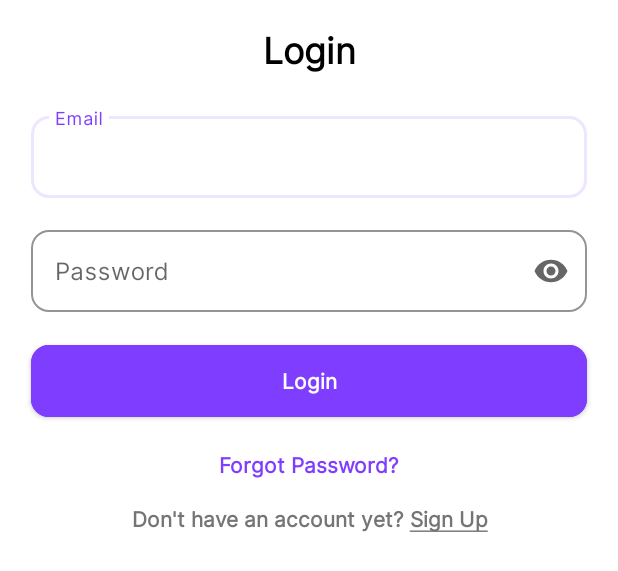
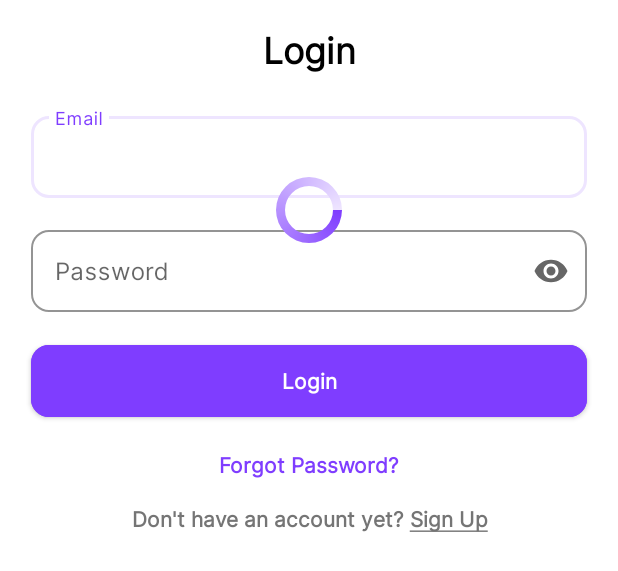
Before and after one commit to LukaszGalinski/Fluffy, an Android app: the layout login_screen_fragment.xml on its own in the app's theme, with its tools: preview values and no code run, on a phone screen of 412 x 824 dp. Shown: the top 571 px of the screen. Run offline under Robolectric (Android 15) with nearby library versions, the phone set to English and light mode, and no system bars.

Commit message:
Add progress bar. Add loading state reaction

```diff
--- a/app/src/main/java/com/lukasz/galinski/fluffy/common/FormValidator.kt
+++ b/app/src/main/java/com/lukasz/galinski/fluffy/common/FormValidationRules.kt
@@ -2,7 +2,7 @@ package com.lukasz.galinski.fluffy.common
 
 import java.util.regex.Pattern
 
-object FormValidator {
+object FormValidationRules {
     private const val PASSWORD_LENGTH = 6
     private const val SPECIAL_CHARACTER_REGEX = "[^[a-z0-9A-Z]]"
     private const val DIGIT_REGEX = "\\d+"
--- a/app/src/main/java/com/lukasz/galinski/fluffy/common/FieldsValidation.kt
+++ b/app/src/main/java/com/lukasz/galinski/fluffy/common/RegisterFormValidation.kt
@@ -41,7 +41,7 @@ class FieldsValidation(
             }
 
             R.id.et_login -> {
-                if (FormValidator.validationEmail(s)) {
+                if (FormValidationRules.validationEmail(s)) {
                     setInputPositive(EMAIL)
                 } else {
                     setInputNegative(EMAIL)
@@ -51,7 +51,7 @@ class FieldsValidation(
                 }
             }
             R.id.et_password -> {
-                if (FormValidator.passwordValidation(s.toString())) {
+                if (FormValidationRules.passwordValidation(s.toString())) {
                     setInputPositive(PASSWORD)
                 } else {
                     setInputNegative(PASSWORD)
@@ -69,7 +69,7 @@ class FieldsValidation(
     }
 
     private fun setInputNegative(inputLabel: String) {
-        textInputLayout.error = et.context.getString(R.string.register_error)
+        textInputLayout.error = et.context.getString(R.string.email_occupied)
         correctFields[inputLabel] = false
     }
 
--- a/app/src/main/java/com/lukasz/galinski/fluffy/repository/database/DatabaseDao.kt
+++ b/app/src/main/java/com/lukasz/galinski/fluffy/repository/database/DatabaseDao.kt
@@ -19,4 +19,7 @@ interface DatabaseDao {
 
     @Query("SELECT * FROM UserModel WHERE userId LIKE:userId")
     fun getUser(userId: Long): UserModel
+
+    @Query("DELETE FROM UserModel WHERE userId LIKE:userId")
+    fun deleteUser(userId: Long)
 }
--- a/app/src/main/java/com/lukasz/galinski/fluffy/viewmodel/LoginViewModel.kt
+++ b/app/src/main/java/com/lukasz/galinski/fluffy/viewmodel/LoginViewModel.kt
@@ -33,6 +33,9 @@ class LoginViewModel @Inject constructor(
     fun saveUserIntoDatabase(userModel: UserModel) = viewModelScope.launch {
         if (_userAccountState.value !is Loading) {
             dbRepo.addNewUser(userModel)
+                .onStart {
+                    _userAccountState.value = Loading
+                }
                 .flowOn(ioDispatcher)
                 .catch {
                     _userAccountState.emit(Failure(it))
@@ -48,6 +51,9 @@ class LoginViewModel @Inject constructor(
     fun loginUser(userLogin: String, userPassword: String) = viewModelScope.launch {
         if (_userAccountState.value !is Loading) {
             dbRepo.loginUser(userLogin, userPassword)
+                .onStart {
+                    _userAccountState.value = Loading
+                }
                 .flowOn(ioDispatcher)
                 .catch {
                     _userAccountState.emit(Failure(it))
--- /dev/null
+++ b/app/src/main/res/drawable/progress_bar.xml
@@ -0,0 +1,23 @@
+<?xml version="1.0" encoding="utf-8"?>
+<rotate xmlns:android="http://schemas.android.com/apk/res/android"
+    android:fromDegrees="0"
+    android:pivotX="50%"
+    android:pivotY="50%"
+    android:toDegrees="360">
+    <shape
+        android:innerRadiusRatio="3"
+        android:shape="ring"
+        android:thicknessRatio="8"
+        android:useLevel="false">
+        <size
+            android:width="84dip"
+            android:height="84dip" />
+
+        <gradient
+            android:angle="0"
+            android:endColor="@color/purple_700"
+            android:startColor="@color/purple_primary"
+            android:type="sweep"
+            android:useLevel="false" />
+    </shape>
+</rotate>
--- a/app/src/main/res/layout/login_host_layout.xml
+++ b/app/src/main/res/layout/login_host_layout.xml
@@ -12,5 +12,4 @@
         app:defaultNavHost="true"
         app:navGraph="@navigation/login_navigation_graph" />
 
-
 </androidx.constraintlayout.widget.ConstraintLayout>
--- a/app/src/main/res/layout/login_screen_fragment.xml
+++ b/app/src/main/res/layout/login_screen_fragment.xml
@@ -88,7 +88,6 @@
         android:textAlignment="center"
         android:textColor="@color/purple_primary"
         android:textSize="@dimen/onboarding_subtitle_text_size"
-
         app:layout_constraintTop_toBottomOf="@id/login_button" />
 
     <TextView
@@ -99,8 +98,20 @@
         android:layout_marginTop="@dimen/margin_medium_16"
         android:text="@string/create_account_info"
         android:textAlignment="center"
+        android:textColor="@color/gray"
         android:textSize="@dimen/onboarding_subtitle_text_size"
-        android:textColor="@color/gray"
         app:layout_constraintTop_toBottomOf="@id/forgot_password" />
 
+    <ProgressBar
+        android:id="@+id/login_progress_bar"
+        android:layout_width="wrap_content"
+        android:layout_height="wrap_content"
+        android:visibility="visible"
+        android:indeterminateDrawable="@drawable/progress_bar"
+        android:indeterminate="true"
+        app:layout_constraintBottom_toBottomOf="@id/input_password"
+        app:layout_constraintEnd_toEndOf="parent"
+        app:layout_constraintStart_toStartOf="parent"
+        app:layout_constraintTop_toTopOf="@id/input_login" />
+
 </androidx.constraintlayout.widget.ConstraintLayout>
--- a/app/src/main/res/values/strings.xml
+++ b/app/src/main/res/values/strings.xml
@@ -18,7 +18,11 @@
     <string name="existing_account_info">Already have an account? <b><u>Login</u></b></string>
     <string name="terms_info"><b>By signing up, you agree to Terms of Service and Privacy Policy</b></string>
 
+    //States
+    <string name="user_not_found">User not found. Please try again&#8230;</string>
+    <string name="user_created">User created, try to Log In</string>
+    <string name="email_occupied">Email is not available. Please use another email</string>
+
     <string name="double_press_to_exit">Press back button twice to exit the application</string>
-    <string name="register_error">something wrong!</string>
     <string name="register_error_empty">empty!</string>
 </resources>
```
Also changed, not shown: app/src/main/java/com/lukasz/galinski/fluffy/common/ActivityShared.kt (+10 -0 lines), app/src/main/java/com/lukasz/galinski/fluffy/repository/database/DatabaseRepositoryImpl.kt (+3 -4 lines), app/src/main/java/com/lukasz/galinski/fluffy/view/account/LoginHostActivity.kt (+5 -8 lines), app/src/main/java/com/lukasz/galinski/fluffy/view/account/LoginScreen.kt (+17 -7 lines), app/src/main/java/com/lukasz/galinski/fluffy/view/account/RegisterScreen.kt (+22 -8 lines), app/src/main/res/layout/main_menu_host_layout.xml (added, +25 -0 lines), app/src/main/res/layout/register_screen_fragment.xml (+12 -0 lines), 1 other file.
